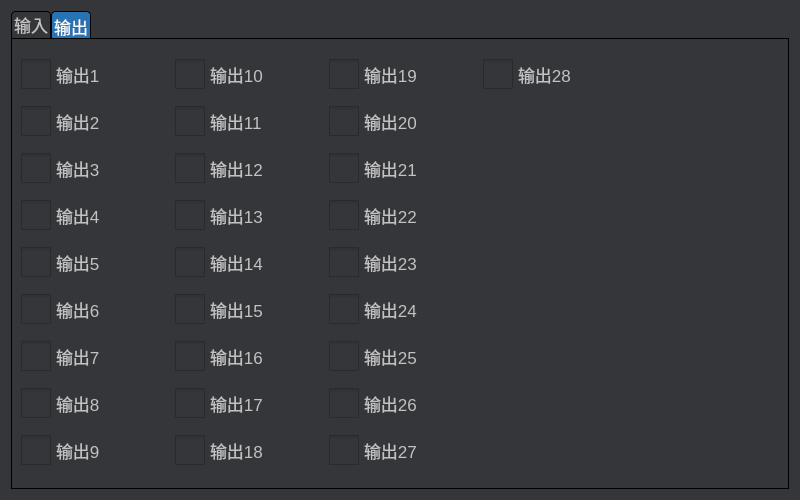
Before: the Qt Designer form frm_monitor.ui in eeyoo/yunsheng, drawn with Qt 5.
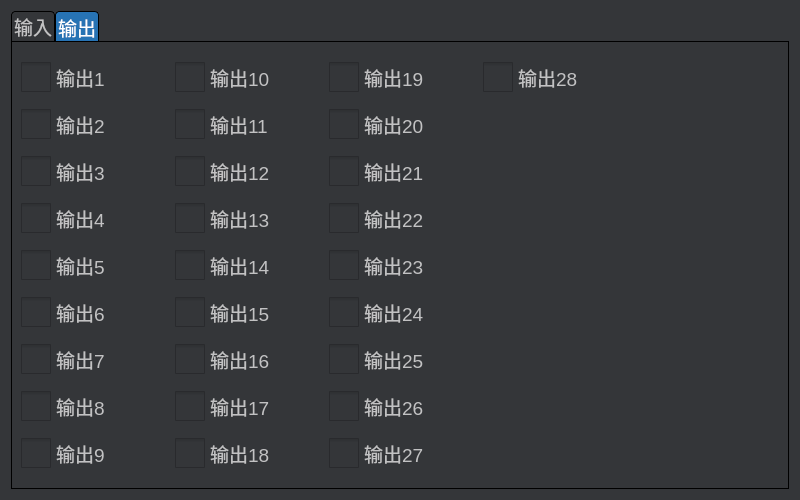
After: the same form once the commit is applied. Icons and pictures are not drawn.

Patch:
```diff
--- a/frm_monitor.ui
+++ b/frm_monitor.ui
@@ -15,7 +15,7 @@
   </property>
   <property name="styleSheet">
    <string notr="true">*{
-font: 13pt;
+font: 14pt;
 font-family: &quot;微软雅黑&quot;;
 }
 
```
